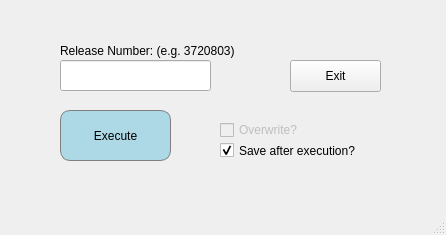
First picture: the form in believe_autofill_form.ui, repository IsaacYongTY/believe_autofill_form, before the edit.
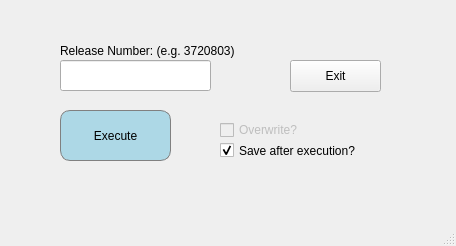
Second picture: the form after the edit.

Diff of the .ui file:
```diff
--- a/believe_autofill_form.ui
+++ b/believe_autofill_form.ui
@@ -9,15 +9,15 @@
    <rect>
     <x>0</x>
     <y>0</y>
-    <width>446</width>
-    <height>235</height>
+    <width>456</width>
+    <height>246</height>
    </rect>
   </property>
   <property name="windowTitle">
    <string>Believe Digital Autofill Form</string>
   </property>
   <property name="autoFillBackground">
-   <bool>true</bool>
+   <bool>false</bool>
   </property>
   <widget class="QWidget" name="centralwidget">
    <widget class="QLineEdit" name="release_number_input">
```
Left out of the diff: 10 changed lines with no effect on the pictures.
